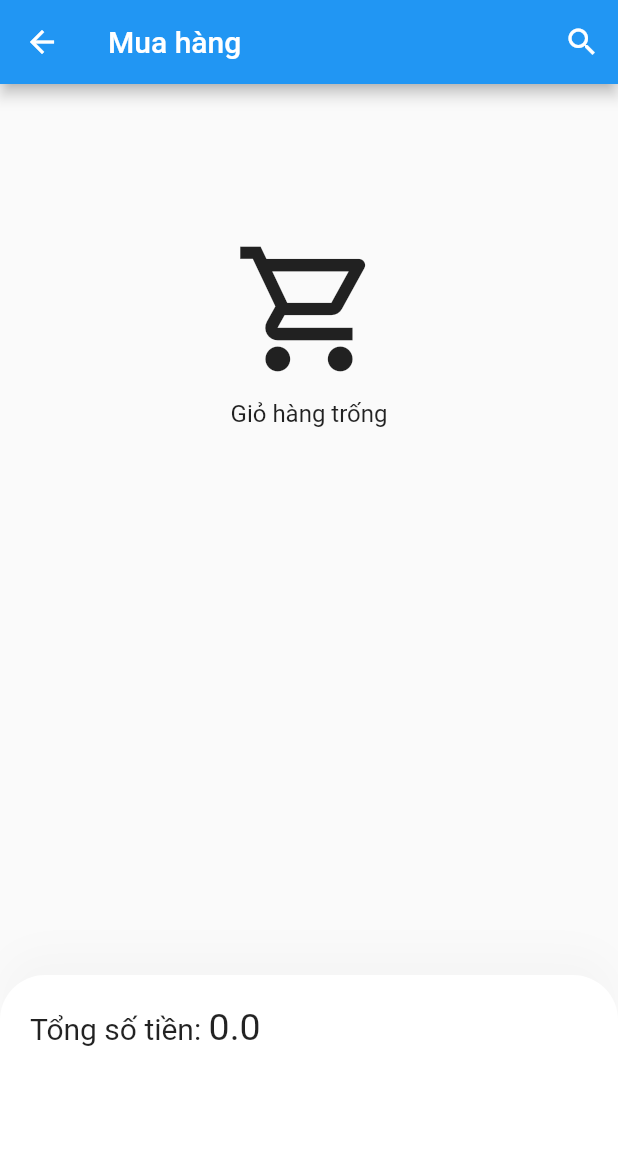
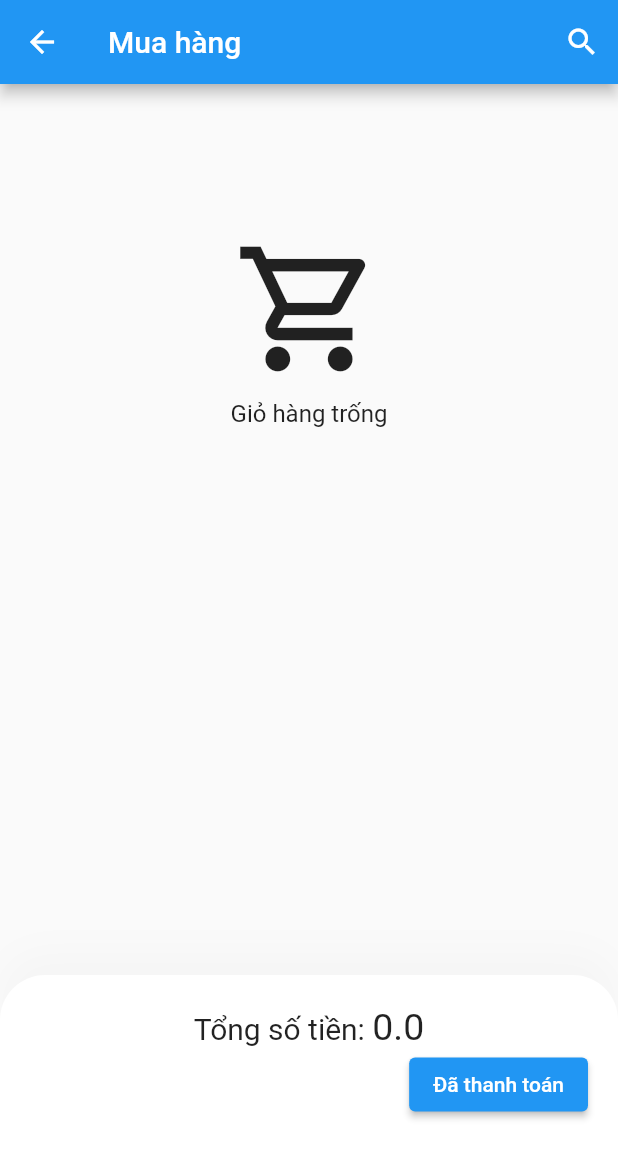
Before and after one commit to JrMasterno1/Store-Management, a Flutter app: the screen it shows after launch, after a tap on "Mua hàng", on a phone screen of 412 x 824 dp. Shown: the top 1157 px of the screen. Run offline on Flutter 3.47's test engine with Material 2 defaults, Android fonts, the phone set to English and light mode, and no system bars; our stand-ins replace cloud_firestore, firebase_core, shared_preferences; accounts and stored records are empty.

```diff
--- a/lib/Controller/cart_controller.dart
+++ b/lib/Controller/cart_controller.dart
@@ -1,10 +1,46 @@
+
+import 'dart:convert';
 
 import 'package:price_management/Models/cart.dart';
 import 'package:price_management/Models/product.dart';
+import 'package:shared_preferences/shared_preferences.dart';
 
 class CartController {
   final _items = <CartItem> [];
   List<CartItem> get items => _items;
+  late SharedPreferences pref;
+  static final CartController _instance = CartController._internal();
+  CartController._internal();
+  factory CartController(){
+    return _instance;
+  }
+  Future readPref() async {
+    pref = await SharedPreferences.getInstance();
+    String? content = pref.getString('carts');
+     if(content != null) {
+       List myMap = jsonDecode(content);
+       myMap.forEach((element) {
+         CartItem c = CartItem.fromJson(element);
+         int index = _items.indexWhere((element) => element.product!.productName == c.product!.productName);
+         if(index == -1){
+           _items.add(c);
+         }
+       });
+     }
+  }
+  Future savePref() async {
+    String json = '[';
+    _items.forEach((element) {
+      json += jsonEncode(element.toJson()) + ',';
+    });
+    json = json.substring(0, json.length - 1) + ']';
+
+    pref.setString('carts', json);
+  }
+  Future clearPref() async {
+    pref.clear();
+    _items.clear();
+  }
   void addToCart(Product p, int num){
     for(var i in _items){
       if(i.product!.productName == p.productName){
@@ -16,6 +52,7 @@ class CartController {
         ..product = p
         ..num = num;
     _items.add(item);
+    savePref().then((value) => print("Saved pref"));
   }
   void deleteCart(int index){
     _items.remove(_items[index]);
--- a/lib/Controller/storage_controlller.dart
+++ b/lib/Controller/storage_controlller.dart
@@ -2,6 +2,7 @@
 import 'dart:convert';
 import 'dart:io';
 
+import 'package:cloud_firestore/cloud_firestore.dart';
 import 'package:path_provider/path_provider.dart';
 import 'package:price_management/Models/product.dart';
 import 'package:shared_preferences/shared_preferences.dart';
@@ -9,11 +10,27 @@ import 'package:shared_preferences/shared_preferences.dart';
 class StorageController {
   final _products = <Product>[];
   String path = '';
+
+
   Future readPref() async {
-    SharedPreferences pref = await SharedPreferences.getInstance();
-    String? content = pref.getString('products');
-    if(content != null){
-      List myMap = jsonDecode(content);
+    // SharedPreferences pref = await SharedPreferences.getInstance();
+    // String? content = pref.getString('products');
+    // if(content != null){
+    //   List myMap = jsonDecode(content);
+    //   myMap.forEach((element) {
+    //     Product p = Product.fromJson(element);
+    //     _products.add(p);
+    //   });
+    // }
+
+    FirebaseFirestore db = FirebaseFirestore.instance;
+    CollectionReference collection = db.collection('store');
+    QuerySnapshot snapshot = await collection.get();
+    List<QueryDocumentSnapshot> list = snapshot.docs;
+    DocumentSnapshot document = list[0];
+    String prods = document.get('products');
+    if(prods.isNotEmpty){
+      List myMap = jsonDecode(prods);
       myMap.forEach((element) {
         Product p = Product.fromJson(element);
         _products.add(p);
@@ -45,7 +62,16 @@ class StorageController {
     });
     json = json.substring(0, json.length - 1) + ']';
     print(json);
-    SharedPreferences pref = await SharedPreferences.getInstance();
-    pref.setString('products', json);
+
+    // SharedPreferences pref = await SharedPreferences.getInstance();
+    // pref.setString('products', json);
+
+    FirebaseFirestore db = FirebaseFirestore.instance;
+    CollectionReference collection = db.collection('store');
+    QuerySnapshot snapshot = await collection.get();
+    List<QueryDocumentSnapshot> list = snapshot.docs;
+    DocumentSnapshot document = list[0];
+    final id = document.id;
+    collection.doc(id).update({'products' : json });
   }
 }
--- a/lib/Models/cart.dart
+++ b/lib/Models/cart.dart
@@ -1,9 +1,22 @@
+
+import 'dart:convert';
 
 import 'package:price_management/Models/product.dart';
 
 class CartItem {
   Product? product;
-  int num;
+  late int num;
   CartItem({this.product,this.num = 0});
   double get price => product!.price*num;
+
+  CartItem.fromJson(Map<String, dynamic> json) :
+    this.product = Product.fromJson(json['product']) ,
+    this.num = json['num'];
+
+  Map<String, dynamic> toJson() {
+    return {
+      'product' : product!.toJson(),
+      'num' : num
+    };
+  }
 }
--- a/lib/Views/AddScreen.dart
+++ b/lib/Views/AddScreen.dart
@@ -47,7 +47,7 @@ class _AddScreenState extends State<AddScreen> {
       ),
       body: Center(
         child: Padding(
-          padding: EdgeInsets.all(12.0),
+          padding: const EdgeInsets.all(12.0),
           child: Column(
             children: [
               TextField(
--- a/lib/Views/Dashboard.dart
+++ b/lib/Views/Dashboard.dart
@@ -1,4 +1,5 @@
 
+import 'package:firebase_core/firebase_core.dart';
 import 'package:flutter/material.dart';
 import 'package:price_management/StorageProvider.dart';
 import 'package:price_management/Views/AddScreen.dart';
@@ -6,9 +7,15 @@ import 'package:price_management/Views/Shopping.dart';
 
 class Dashboard extends StatelessWidget {
   const Dashboard({Key? key}) : super(key: key);
-
   @override
   Widget build(BuildContext context) {
+    return FutureBuilder(
+      future: Firebase.initializeApp(),
+        builder: (context, snapshot) {
+      if(snapshot.hasError){
+        return Text('Error');
+      }
+      if(snapshot.connectionState == ConnectionState.done){
         return StorageProvider(
           child: Scaffold(
             appBar: AppBar(
@@ -26,6 +33,10 @@ class Dashboard extends StatelessWidget {
             ),
           ),
         );
+      }
+      return const CircularProgressIndicator();
+    });
+
   }
 
   GestureDetector buildGestureDetector(BuildContext context,String text) {
--- a/lib/Views/Shopping.dart
+++ b/lib/Views/Shopping.dart
@@ -1,4 +1,3 @@
-
 import 'package:flutter/material.dart';
 import 'package:price_management/Models/cart.dart';
 import 'package:price_management/Models/product.dart';
@@ -18,23 +17,34 @@ class _ShoppingState extends State<Shopping> {
   @override
   Widget build(BuildContext context) {
     return CartProvider(
-      child: Scaffold(
+      child: FutureBuilder(
+          future: CartProvider.of(context).readPref(),
+          builder: (context, snapshot) {
+            if (snapshot.connectionState == ConnectionState.done) {
+              return Scaffold(
                 appBar: AppBar(
                   title: const Text('Mua hàng'),
                   actions: [
-            IconButton(onPressed: () async {
-              final p = await showSearch(context: context, delegate: CustomSearchDelegate(items: StorageProvider.of(context).products));
-              if(p != null){
-                _navigateAddToCart(context, p).then((value){
-                  if(value != null){
+                    IconButton(
+                        onPressed: () async {
+                          final p = await showSearch(
+                              context: context,
+                              delegate: CustomSearchDelegate(
+                                  items: StorageProvider.of(context).products));
+                          if (p != null) {
+                            _navigateAddToCart(context, p).then((value) {
+                              if (value != null) {
                                 setState(() {
                                   CartProvider.of(context).addToCart(p, value);
                                 });
-                    ScaffoldMessenger.of(context).showSnackBar(const SnackBar(content: Text('Đã thêm vào giỏ hàng')));
+                                ScaffoldMessenger.of(context).showSnackBar(
+                                    const SnackBar(
+                                        content: Text('Đã thêm vào giỏ hàng')));
                               }
                             });
                           }
-            }, icon: const Icon(Icons.search))
+                        },
+                        icon: const Icon(Icons.search))
                   ],
                 ),
                 body: _buildBody(context),
@@ -44,68 +54,89 @@ class _ShoppingState extends State<Shopping> {
                   decoration: BoxDecoration(
                       color: Colors.white,
                       borderRadius: BorderRadius.circular(30),
-            boxShadow:[
+                      boxShadow: [
                         BoxShadow(
-                offset: const Offset(0,-15),
+                            offset: const Offset(0, -15),
                             blurRadius: 20,
-                color: const Color(0xffdadada).withOpacity(0.15)
-              )
-            ]
-          ),
-          child: Text.rich(
-            TextSpan(
+                            color: const Color(0xffdadada).withOpacity(0.15))
+                      ]),
+                  child: Column(
+                    children: [
+                      Text.rich(TextSpan(
                           text: "Tổng số tiền: ",
                           style: TextStyle(fontSize: 20),
                           children: <InlineSpan>[
                             TextSpan(
                                 text: calculateTotal(),
-                  style: TextStyle(fontSize: 25)
+                                style: TextStyle(fontSize: 25))
+                          ])),
+                      Row(
+                        children: [
+                          Expanded(child: Container()),
+                          ElevatedButton(
+                              onPressed: () {
+                                setState(() {
+                                CartProvider.of(context).clearPref();
+                                });
+                              },
+                              child: Text('Đã thanh toán'))
+                        ],
                       )
-              ]
-            )
-          ),
+                    ],
                   ),
                 ),
               );
             }
-  String calculateTotal(){
+            return CircularProgressIndicator();
+          }),
+    );
+  }
+
+  String calculateTotal() {
     double total = 0;
     CartProvider.of(context).items.forEach((item) {
       total += item.price;
     });
     return total.toString();
   }
+
   Future _navigateAddToCart(BuildContext context, Product product) async {
     final cart = await Navigator.push(
         context,
-        MaterialPageRoute(builder: (context) => DetailScreen(product: product))
-    );
+        MaterialPageRoute(
+            builder: (context) => DetailScreen(product: product)));
     return cart;
   }
-  Widget _buildBody(BuildContext context){
+
+  Widget _buildBody(BuildContext context) {
     final items = CartProvider.of(context).items;
     return (items.isNotEmpty ? listView(items, context) : emptyView(context));
   }
-  Widget emptyView(BuildContext context){
+
+  Widget emptyView(BuildContext context) {
     return Center(
       child: Padding(
         padding: const EdgeInsets.only(top: 100),
         child: Column(
           children: const [
-            Icon(Icons.shopping_cart_outlined,size: 100,),
-            SizedBox(height: 10,),
+            Icon(
+              Icons.shopping_cart_outlined,
+              size: 100,
+            ),
+            SizedBox(
+              height: 10,
+            ),
             Text(
               "Giỏ hàng trống",
-              style: TextStyle(
-                  fontSize: 16
-              ),)
+              style: TextStyle(fontSize: 16),
+            )
           ],
         ),
       ),
     );
   }
 
-  ListView listView(List<CartItem> items ,BuildContext context) {
+  ListView listView(List<CartItem> items, BuildContext context) {
     return ListView.builder(
       itemCount: items.length,
       itemBuilder: (context, index) {
@@ -118,33 +149,33 @@ class _ShoppingState extends State<Shopping> {
               padding: const EdgeInsets.symmetric(horizontal: 10),
               decoration: BoxDecoration(
                   color: const Color(0xFFFE6F6),
-                borderRadius: BorderRadius.circular(15)
-            ),
+                  borderRadius: BorderRadius.circular(15)),
               child: Row(
                 children: [
                   Column(
                     children: [
-                    Text(items[index].product!.productName, style: const TextStyle(fontSize: 18),),
-                    const SizedBox(height: 10,),
-                    Text.rich(
-                        TextSpan(
+                      Text(
+                        items[index].product!.productName,
+                        style: const TextStyle(fontSize: 18),
+                      ),
+                      const SizedBox(
+                        height: 10,
+                      ),
+                      Text.rich(TextSpan(
                           text: "\$${items[index].product!.price}",
-                            style: const TextStyle(fontSize: 16,fontWeight: FontWeight.w600, color: Colors.orangeAccent),
+                          style: const TextStyle(
+                              fontSize: 16,
+                              fontWeight: FontWeight.w600,
+                              color: Colors.orangeAccent),
                           children: [
-                            WidgetSpan(child: Container(
+                            WidgetSpan(
+                                child: Container(
                               padding: EdgeInsets.only(left: 10),
-                              child: Text(
-                                  'x${items[index].num}',
+                              child: Text('x${items[index].num}',
                                   style: const TextStyle(
-                                      fontSize: 14,
-                                      color: Colors.black
-                                  )
-                              ),
-                            )
-                            )
-                          ]
-                        )
-                    )
+                                      fontSize: 14, color: Colors.black)),
+                            ))
+                          ]))
                     ],
                   ),
                   const Spacer(),
@@ -152,9 +183,10 @@ class _ShoppingState extends State<Shopping> {
                 ],
               ),
             ),
-          onDismissed: (direction){
+            onDismissed: (direction) {
               setState(() {
                 items.remove(items[index]);
+                CartProvider.of(context).savePref();
               });
             },
           ),
--- a/pubspec.yaml
+++ b/pubspec.yaml
@@ -31,6 +31,9 @@ dependencies:
     sdk: flutter
   path_provider: ^2.0.1
   shared_preferences: ^2.0.13
+  firebase_core: ^1.12.0
+  firebase_auth: ^3.3.7
+  cloud_firestore: ^3.1.8
 
 
   # The following adds the Cupertino Icons font to your application.
```
Also changed, not shown: pubspec.lock, 3 other files. Lines whose indentation alone changed are shown as unchanged.
